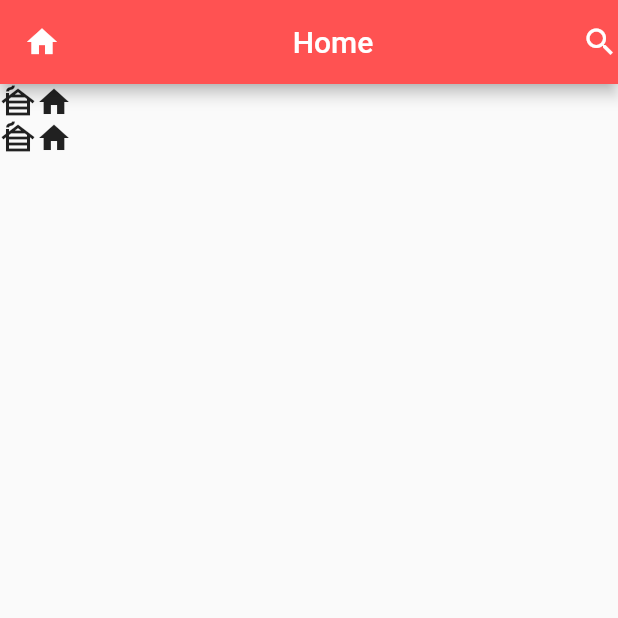
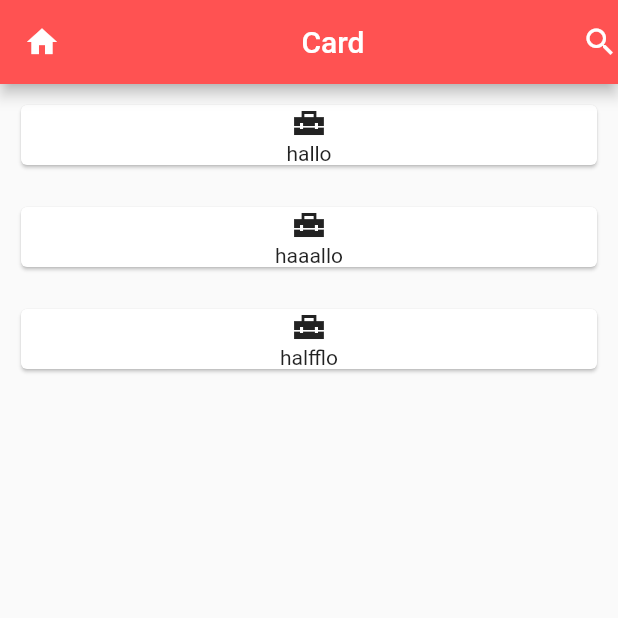
Before and after one commit to najibrobbani74/learnflutter-flutter, a Flutter app: the screen it shows after launch, on a phone screen of 412 x 824 dp, the top half of it. Run offline on Flutter 3.47's test engine with Material 2 defaults, Android fonts, the phone set to English and light mode, and no system bars.

Commit message:
CardParsing

```diff
--- a/lib/main.dart
+++ b/lib/main.dart
@@ -16,25 +16,40 @@ class Home extends StatelessWidget {
           backgroundColor: Colors.redAccent,
           leading: Icon(Icons.home),
           title: Center(
-          child: Text("Home"),
+            child: Text("Card"),
           ),
           actions: [Icon(Icons.search)],
         ),
         body: Column(
           children: [
-          Row(
+            CardRumah(Icons.home_repair_service_sharp, "hallo"),
+            CardRumah(Icons.home_repair_service_sharp, "haaallo"),
+            CardRumah(Icons.home_repair_service_sharp, "halfflo"),
+          ],
+        ));
+  }
+}
+
+class CardRumah extends StatelessWidget {
+  CardRumah(this.icon, this.text);
+  final IconData icon;
+  final String text;
+
+  @override
+  Widget build(BuildContext context) {
+    return Container(
+      padding: EdgeInsets.symmetric(vertical: 10, horizontal: 10),
+      child: Card(
+        child: Column(
           children: [
-              Icon(Icons.cabin),
-              Icon(Icons.home),
+            Center(
+              child: Icon(icon),
+            ),
+            Center(
+              child: Text(text),
+            ),
           ],
         ),
-          Row(
-            children: [
-              Icon(Icons.cabin),
-              Icon(Icons.home),
-            ],
-          ),
-        ],
       ),
     );
   }
```
Lines whose indentation alone changed are shown as unchanged.
